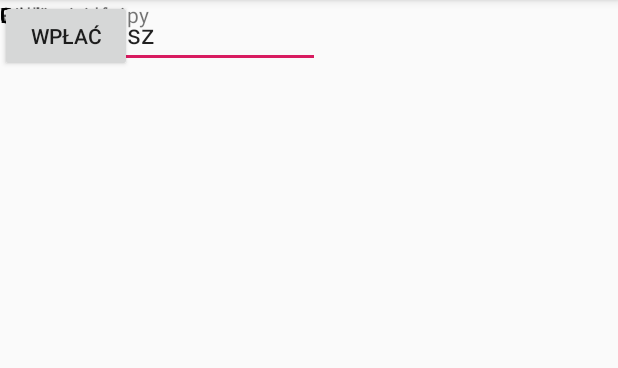
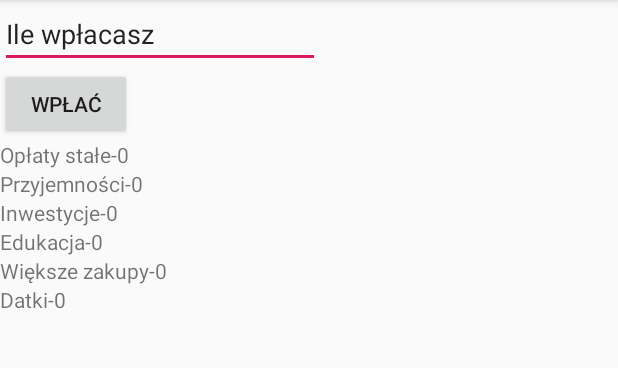
Before and after one commit to KwietniewskiD/6Jars_Project, an Android app: the screen it shows after launch (MainActivity), on a phone screen of 412 x 824 dp, the part 84-452 px from its top. Run offline under Robolectric (Android 15) with nearby library versions, the light colour scheme and no system bars.

Commit message:
Dodanie Layout`u i akcji przycisku do podzielenia kwoty
W MainActivity dodanie metody onClickButtonAdd dopisanej do buttonAdd w activity_main.xml (android:onClick="onClickButtonAdd"/>)

```diff
--- a/Andoid/Szesoikw/app/build.gradle
+++ b/Andoid/Szesoikw/app/build.gradle
@@ -23,6 +23,7 @@ dependencies {
     implementation fileTree(dir: 'libs', include: ['*.jar'])
     implementation 'androidx.appcompat:appcompat:1.0.2'
     implementation 'androidx.constraintlayout:constraintlayout:1.1.3'
+    implementation 'com.google.android.material:material:1.0.0'
     testImplementation 'junit:junit:4.12'
     androidTestImplementation 'androidx.test.ext:junit:1.1.0'
     androidTestImplementation 'androidx.test.espresso:espresso-core:3.1.1'
--- a/Andoid/Szesoikw/app/src/main/res/layout/activity_main.xml
+++ b/Andoid/Szesoikw/app/src/main/res/layout/activity_main.xml
@@ -7,45 +7,15 @@
     tools:context=".MainActivity">
 
     <LinearLayout
-        android:id="@+id/Pole1"
-        android:layout_width="wrap_content"
-        android:layout_height="wrap_content"
-        android:orientation="horizontal"
+        android:layout_width="412dp"
+        android:layout_height="729dp"
+        android:orientation="vertical"
         tools:layout_editor_absoluteX="1dp"
-        tools:layout_editor_absoluteY="110dp">
+        tools:layout_editor_absoluteY="1dp">
 
-    </LinearLayout>
-
-    <LinearLayout
-        android:id="@+id/Pole1"
-        android:layout_width="wrap_content"
-        android:layout_height="wrap_content"
-        android:orientation="horizontal"
-        tools:layout_editor_absoluteX="1dp"
-        tools:layout_editor_absoluteY="110dp">
-
-    </LinearLayout>
-
-    <LinearLayout
-        android:id="@+id/Pole1"
-        android:layout_width="wrap_content"
-        android:layout_height="wrap_content"
-        android:orientation="horizontal"
-        tools:layout_editor_absoluteX="1dp"
-        tools:layout_editor_absoluteY="110dp">
-
-        <LinearLayout
-            android:id="@+id/Pole1"
+        <Space
             android:layout_width="match_parent"
-            android:layout_height="match_parent"
-            android:layout_weight="1"
-            android:orientation="horizontal"
-            tools:layout_editor_absoluteX="1dp"
-            tools:layout_editor_absoluteY="110dp">
-
-        </LinearLayout>
-
-    </LinearLayout>
+            android:layout_height="wrap_content" />
 
         <EditText
             android:id="@+id/deposit"
@@ -53,132 +23,128 @@
             android:layout_height="wrap_content"
             android:ems="10"
             android:inputType="number"
-        android:text="@string/deposit"
-        tools:layout_editor_absoluteX="11dp"
-        tools:layout_editor_absoluteY="15dp" />
+            android:text="@string/deposit" />
 
         <Button
-        android:id="@+id/button"
+            android:id="@+id/buttonAdd"
             android:layout_width="wrap_content"
             android:layout_height="wrap_content"
             android:text="@string/button_add"
-        tools:layout_editor_absoluteX="9dp"
-        tools:layout_editor_absoluteY="62dp" />
+            android:onClick="onClickButtonAdd"/>  //wywołanie metody z MainActivity gdy zostanie wciśnięty przycisk
 
         <LinearLayout
-        android:id="@+id/Pole1"
             android:layout_width="wrap_content"
             android:layout_height="wrap_content"
-        android:orientation="horizontal"
-        tools:layout_editor_absoluteX="1dp"
-        tools:layout_editor_absoluteY="110dp">
-
-    </LinearLayout>
+            android:orientation="horizontal">
 
             <LinearLayout
-        android:id="@+id/Pole1"
-        android:layout_width="wrap_content"
-        android:layout_height="wrap_content"
-        android:orientation="horizontal"
-        tools:layout_editor_absoluteX="1dp"
-        tools:layout_editor_absoluteY="110dp">
-
-    </LinearLayout>
+                android:layout_width="match_parent"
+                android:layout_height="match_parent"
+                android:orientation="horizontal">
 
                 <TextView
                     android:id="@+id/textView1"
                     android:layout_width="wrap_content"
                     android:layout_height="wrap_content"
-        android:text="@string/textJar1"
-        tools:layout_editor_absoluteX="10dp"
-        tools:layout_editor_absoluteY="121dp" />
+                    android:text="@string/textJar1" />
 
                 <TextView
                     android:id="@+id/textValue1"
                     android:layout_width="wrap_content"
                     android:layout_height="wrap_content"
-        android:text="0"
-        tools:layout_editor_absoluteX="90dp"
-        tools:layout_editor_absoluteY="121dp" />
+                    android:text="0" />
+            </LinearLayout>
+        </LinearLayout>
+
+        <LinearLayout
+            android:layout_width="wrap_content"
+            android:layout_height="wrap_content"
+            android:orientation="horizontal">
 
             <TextView
                 android:id="@+id/textView2"
                 android:layout_width="wrap_content"
                 android:layout_height="wrap_content"
-        android:text="@string/textJar2"
-        tools:layout_editor_absoluteX="10dp"
-        tools:layout_editor_absoluteY="142dp" />
+                android:text="@string/textJar2" />
 
             <TextView
                 android:id="@+id/textValue2"
                 android:layout_width="wrap_content"
                 android:layout_height="wrap_content"
-        android:text="0"
-        tools:layout_editor_absoluteX="100dp"
-        tools:layout_editor_absoluteY="144dp" />
+                android:text="0" />
+        </LinearLayout>
+
+        <LinearLayout
+            android:layout_width="wrap_content"
+            android:layout_height="wrap_content"
+            android:orientation="horizontal">
 
             <TextView
                 android:id="@+id/textView3"
                 android:layout_width="wrap_content"
                 android:layout_height="wrap_content"
-        android:text="@string/textJar3"
-        tools:layout_editor_absoluteX="11dp"
-        tools:layout_editor_absoluteY="163dp" />
+                android:text="@string/textJar3" />
 
             <TextView
                 android:id="@+id/textValue3"
                 android:layout_width="wrap_content"
                 android:layout_height="wrap_content"
-        android:text="0"
-        tools:layout_editor_absoluteX="82dp"
-        tools:layout_editor_absoluteY="163dp" />
+                android:text="0" />
+        </LinearLayout>
+
+        <LinearLayout
+            android:layout_width="wrap_content"
+            android:layout_height="wrap_content"
+            android:orientation="horizontal">
 
             <TextView
                 android:id="@+id/textView4"
                 android:layout_width="wrap_content"
                 android:layout_height="wrap_content"
-        android:text="@string/textJar4"
-        tools:layout_editor_absoluteX="13dp"
-        tools:layout_editor_absoluteY="185dp" />
+                android:text="@string/textJar4" />
 
             <TextView
                 android:id="@+id/textValue4"
                 android:layout_width="wrap_content"
                 android:layout_height="wrap_content"
-        android:text="0"
-        tools:layout_editor_absoluteX="72dp"
-        tools:layout_editor_absoluteY="186dp" />
+                android:text="0" />
+        </LinearLayout>
+
+        <LinearLayout
+            android:layout_width="wrap_content"
+            android:layout_height="wrap_content"
+            android:orientation="horizontal">
 
             <TextView
                 android:id="@+id/textView5"
                 android:layout_width="wrap_content"
                 android:layout_height="wrap_content"
-        android:text="@string/textJar5"
-        tools:layout_editor_absoluteX="9dp"
-        tools:layout_editor_absoluteY="206dp" />
+                android:text="@string/textJar5" />
 
             <TextView
                 android:id="@+id/textValue5"
                 android:layout_width="wrap_content"
                 android:layout_height="wrap_content"
-        android:text="0"
-        tools:layout_editor_absoluteX="109dp"
-        tools:layout_editor_absoluteY="206dp" />
+                android:text="0" />
+        </LinearLayout>
+
+        <LinearLayout
+            android:layout_width="wrap_content"
+            android:layout_height="wrap_content"
+            android:orientation="horizontal">
 
             <TextView
                 android:id="@+id/textView6"
                 android:layout_width="wrap_content"
                 android:layout_height="wrap_content"
-        android:text="@string/textJar6"
-        tools:layout_editor_absoluteX="10dp"
-        tools:layout_editor_absoluteY="227dp" />
+                android:text="@string/textJar6" />
 
             <TextView
                 android:id="@+id/textValue6"
                 android:layout_width="wrap_content"
                 android:layout_height="wrap_content"
-        android:text="0"
-        tools:layout_editor_absoluteX="44dp"
-        tools:layout_editor_absoluteY="226dp" />
+                android:text="0" />
+        </LinearLayout>
+    </LinearLayout>
 
 </androidx.constraintlayout.widget.ConstraintLayout>
--- /dev/null
+++ b/Andoid/Szesoikw/app/src/main/res/values/dimens.xml
@@ -0,0 +1,3 @@
+<resources>
+    <dimen name="fab_margin">16dp</dimen>
+</resources>
--- a/Andoid/Szesoikw/app/src/main/res/values/strings.xml
+++ b/Andoid/Szesoikw/app/src/main/res/values/strings.xml
@@ -2,16 +2,10 @@
     <string name="app_name">Sześć słoików</string>
     <string name="button_add">Wpłać</string>
     <string name="deposit">Ile wpłacasz</string>
-    <string name="textJar1">Opłaty stałe</string>
-
-    <string name="textJar2">Przyjemności</string>
-
-    <string name="textJar3">Inwestycje</string>
-
-    <string name="textJar4">Edukacja</string>
-
-    <string name="textJar5">Większe zakupy</string>
-
-    <string name="textJar6">Datki</string>
-
+    <string name="textJar1">Opłaty stałe-</string>
+    <string name="textJar2">Przyjemności-</string>
+    <string name="textJar3">Inwestycje-</string>
+    <string name="textJar4">Edukacja-</string>
+    <string name="textJar5">Większe zakupy-</string>
+    <string name="textJar6">Datki-</string>
 </resources>
```
Also changed, not shown: Andoid/Szesoikw/app/src/main/java/com/wsbwaw/szescsloikow/MainActivity.java (+47 -2 lines), Andoid/Szesoikw/app/src/main/res/values/styles.xml (+9 -0 lines), 2 other files. Lines whose indentation alone changed are shown as unchanged.
